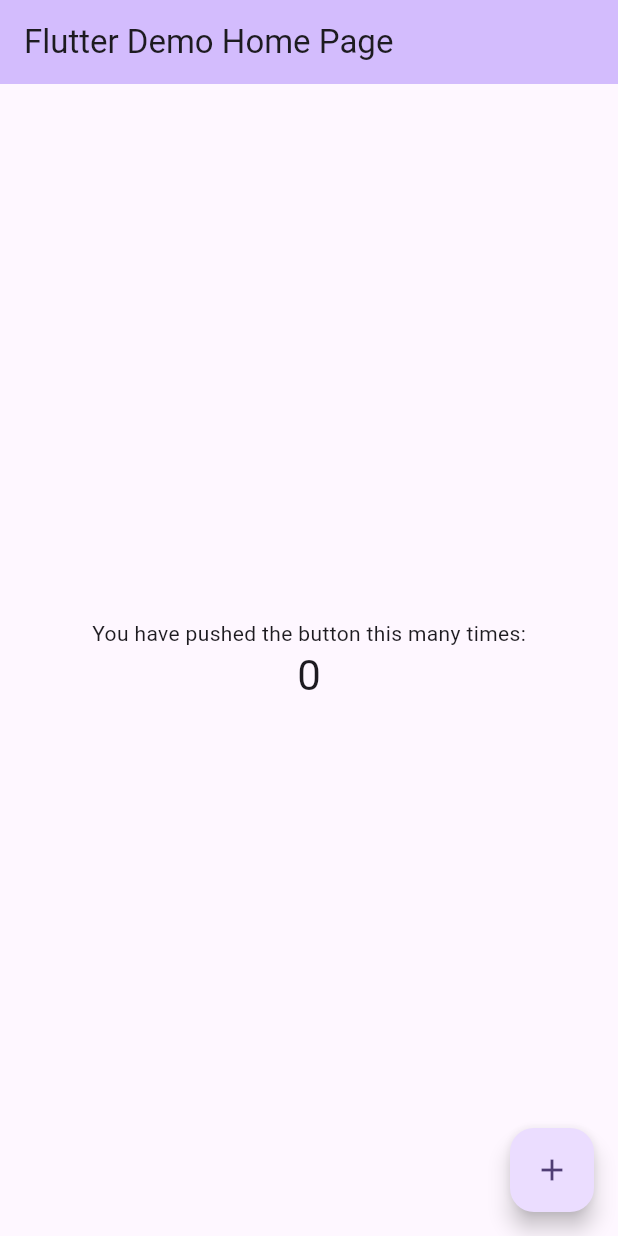
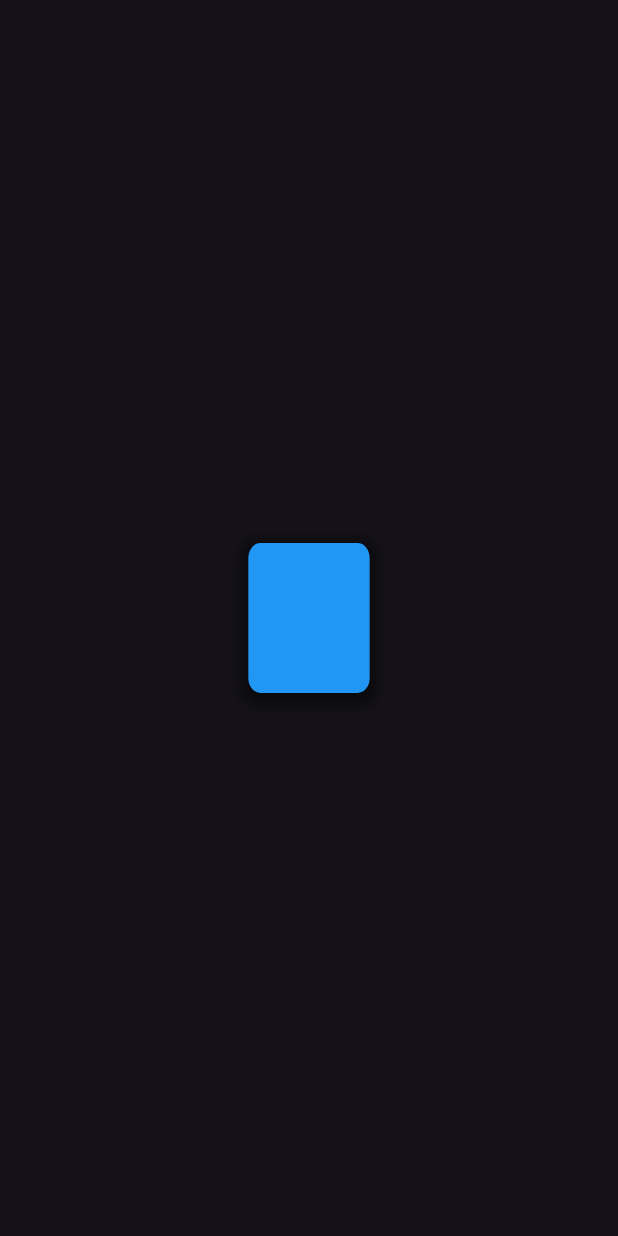
Before and after one commit to kaljitism/flutter_animation_basics, a Flutter app: the screen it shows after launch, on a phone screen of 412 x 824 dp. Run offline on Flutter 3.47's test engine with Material 3 defaults, Android fonts, the phone set to English and light mode, and no system bars.

Commit message:
Initialised AnimationController and Animation. Wrapped Container with Transform widget which applied RotateY Transform around Y axis, which is returned by Animation Builder.

```diff
--- a/lib/main.dart
+++ b/lib/main.dart
@@ -1,125 +1,87 @@
+import 'dart:math';
+
 import 'package:flutter/material.dart';
 
 void main() {
-  runApp(const MyApp());
+  runApp(const MyAnimationApp());
 }
 
-class MyApp extends StatelessWidget {
-  const MyApp({super.key});
+class MyAnimationApp extends StatelessWidget {
+  const MyAnimationApp({super.key});
 
-  // This widget is the root of your application.
   @override
   Widget build(BuildContext context) {
     return MaterialApp(
-      title: 'Flutter Demo',
-      theme: ThemeData(
-        // This is the theme of your application.
-        //
-        // TRY THIS: Try running your application with "flutter run". You'll see
-        // the application has a purple toolbar. Then, without quitting the app,
-        // try changing the seedColor in the colorScheme below to Colors.green
-        // and then invoke "hot reload" (save your changes or press the "hot
-        // reload" button in a Flutter-supported IDE, or press "r" if you used
-        // the command line to start the app).
-        //
-        // Notice that the counter didn't reset back to zero; the application
-        // state is not lost during the reload. To reset the state, use hot
-        // restart instead.
-        //
-        // This works for code too, not just values: Most code changes can be
-        // tested with just a hot reload.
-        colorScheme: ColorScheme.fromSeed(seedColor: Colors.deepPurple),
-        useMaterial3: true,
-      ),
-      home: const MyHomePage(title: 'Flutter Demo Home Page'),
+      debugShowCheckedModeBanner: false,
+      title: 'Animation App',
+      theme: ThemeData.dark(),
+      home: const HomePage(),
     );
   }
 }
 
-class MyHomePage extends StatefulWidget {
-  const MyHomePage({super.key, required this.title});
-
-  // This widget is the home page of your application. It is stateful, meaning
-  // that it has a State object (defined below) that contains fields that affect
-  // how it looks.
-
-  // This class is the configuration for the state. It holds the values (in this
-  // case the title) provided by the parent (in this case the App widget) and
-  // used by the build method of the State. Fields in a Widget subclass are
-  // always marked "final".
-
-  final String title;
+class HomePage extends StatefulWidget {
+  const HomePage({super.key});
 
   @override
-  State<MyHomePage> createState() => _MyHomePageState();
+  State<HomePage> createState() => _HomePageState();
 }
 
-class _MyHomePageState extends State<MyHomePage> {
-  int _counter = 0;
+class _HomePageState extends State<HomePage>
+    with SingleTickerProviderStateMixin {
+  late AnimationController _controller;
+  late Animation<double> _animation;
 
-  void _incrementCounter() {
-    setState(() {
-      // This call to setState tells the Flutter framework that something has
-      // changed in this State, which causes it to rerun the build method below
-      // so that the display can reflect the updated values. If we changed
-      // _counter without calling setState(), then the build method would not be
-      // called again, and so nothing would appear to happen.
-      _counter++;
-    });
+  @override
+  void initState() {
+    super.initState();
+    _controller = AnimationController(
+      vsync: this,
+      duration: const Duration(seconds: 2),
+    );
+    _animation = Tween<double>(
+      begin: 0.0,
+      end: 2 * pi,
+    ).animate(_controller);
+    _controller.repeat();
+  }
+
+  @override
+  void dispose() {
+    _controller.dispose();
+    super.dispose();
   }
 
   @override
   Widget build(BuildContext context) {
-    // This method is rerun every time setState is called, for instance as done
-    // by the _incrementCounter method above.
-    //
-    // The Flutter framework has been optimized to make rerunning build methods
-    // fast, so that you can just rebuild anything that needs updating rather
-    // than having to individually change instances of widgets.
     return Scaffold(
-      appBar: AppBar(
-        // TRY THIS: Try changing the color here to a specific color (to
-        // Colors.amber, perhaps?) and trigger a hot reload to see the AppBar
-        // change color while the other colors stay the same.
-        backgroundColor: Theme.of(context).colorScheme.inversePrimary,
-        // Here we take the value from the MyHomePage object that was created by
-        // the App.build method, and use it to set our appbar title.
-        title: Text(widget.title),
-      ),
       body: Center(
-        // Center is a layout widget. It takes a single child and positions it
-        // in the middle of the parent.
-        child: Column(
-          // Column is also a layout widget. It takes a list of children and
-          // arranges them vertically. By default, it sizes itself to fit its
-          // children horizontally, and tries to be as tall as its parent.
-          //
-          // Column has various properties to control how it sizes itself and
-          // how it positions its children. Here we use mainAxisAlignment to
-          // center the children vertically; the main axis here is the vertical
-          // axis because Columns are vertical (the cross axis would be
-          // horizontal).
-          //
-          // TRY THIS: Invoke "debug painting" (choose the "Toggle Debug Paint"
-          // action in the IDE, or press "p" in the console), to see the
-          // wireframe for each widget.
-          mainAxisAlignment: MainAxisAlignment.center,
-          children: <Widget>[
-            const Text(
-              'You have pushed the button this many times:',
-            ),
-            Text(
-              '$_counter',
-              style: Theme.of(context).textTheme.headlineMedium,
-            ),
-          ],
+        child: AnimatedBuilder(
+          animation: _animation,
+          builder: (context, child) {
+            return Transform(
+              alignment: Alignment.center,
+              transform: Matrix4.identity()..rotateY(_animation.value),
+              child: Container(
+                height: 100,
+                width: 100,
+                decoration: BoxDecoration(
+                  color: Colors.blue,
+                  borderRadius: BorderRadius.circular(10),
+                  boxShadow: [
+                    BoxShadow(
+                      color: Colors.black.withOpacity(0.5),
+                      spreadRadius: 5,
+                      blurRadius: 7,
+                      offset: const Offset(0, 3),
+                    ),
+                  ],
+                ),
+              ),
+            );
+          },
         ),
       ),
-      floatingActionButton: FloatingActionButton(
-        onPressed: _incrementCounter,
-        tooltip: 'Increment',
-        child: const Icon(Icons.add),
-      ), // This trailing comma makes auto-formatting nicer for build methods.
     );
   }
 }
```
